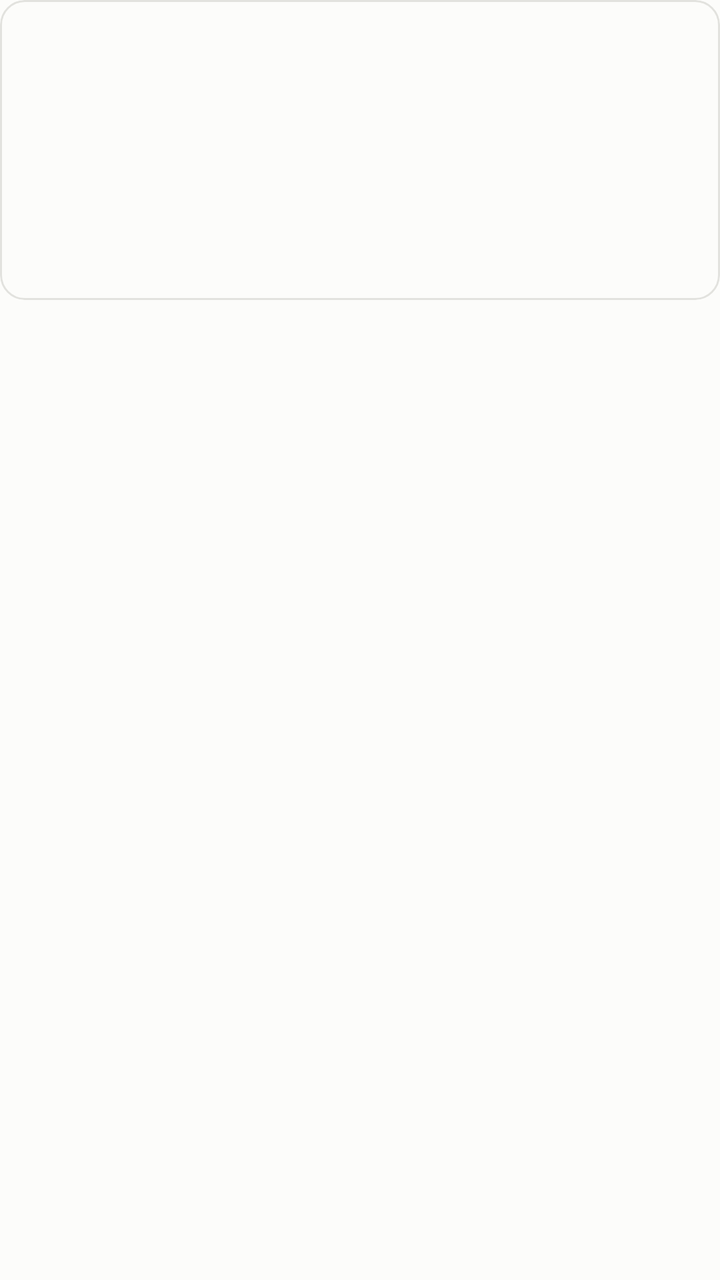
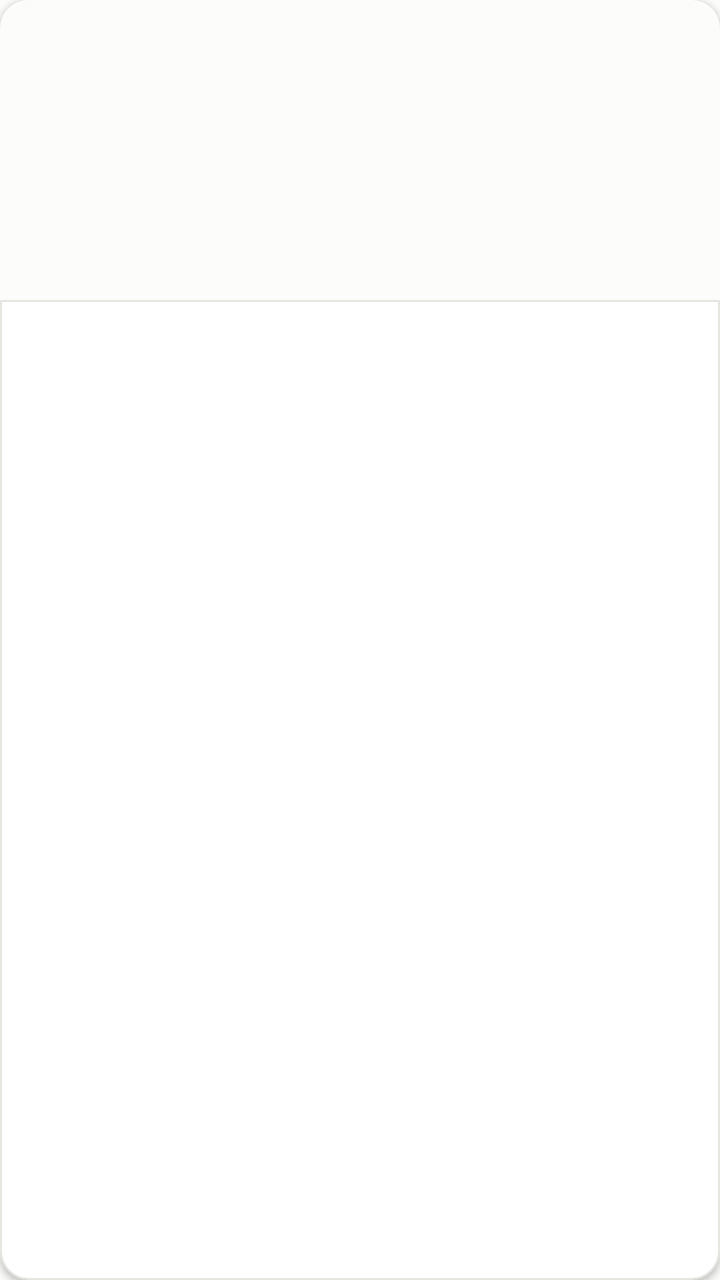

The first picture is an Android layout as it rendered before a commit; the second is the same layout after the commit. The layout source and the unified diff follow.
<!-- AndroidManifest.xml: application theme Theme.AvoNotes -->
<!-- res/layout/item_note.xml -->
<?xml version="1.0" encoding="utf-8"?>
<LinearLayout xmlns:android="http://schemas.android.com/apk/res/android"
    android:layout_width="match_parent"
    android:layout_height="wrap_content"
    android:orientation="vertical">

    <ImageView
        android:id="@+id/thumb"
        android:layout_width="match_parent"
        android:layout_height="150dp"
        android:background="@drawable/thumb_bg"
        android:clipToOutline="true"
        android:foreground="?android:attr/selectableItemBackground"
        android:importantForAccessibility="no"
        android:padding="1dp"
        android:scaleType="centerCrop" />

    <TextView
        android:id="@+id/title"
        android:layout_width="match_parent"
        android:layout_height="wrap_content"
        android:layout_marginTop="8dp"
        android:ellipsize="end"
        android:maxLines="1"
        android:paddingStart="2dp"
        android:paddingEnd="2dp"
        android:textColor="@color/icon"
        android:textSize="15sp" />

    <TextView
        android:id="@+id/subtitle"
        android:layout_width="match_parent"
        android:layout_height="wrap_content"
        android:paddingStart="2dp"
        android:paddingEnd="2dp"
        android:textColor="@color/text_secondary"
        android:textSize="12sp" />
</LinearLayout>
<!-- resources referenced by this layout -->
<resources>
  <color name="icon">#2B2B2B</color>
  <color name="text_secondary">#6B6B66</color>
  <!-- drawable thumb_bg (drawable) -->
  <?xml version="1.0" encoding="utf-8"?>
  <shape xmlns:android="http://schemas.android.com/apk/res/android" android:shape="rectangle">
      <solid android:color="@color/paper" />
      <stroke android:width="1dp" android:color="@color/toolbar_divider" />
      <corners android:radius="12dp" />
  </shape>
  <style name="Theme.AvoNotes" parent="android:Theme.Material.Light.NoActionBar">
          <item name="android:colorAccent">@color/accent</item>
          <item name="android:colorPrimary">@color/accent</item>
          <item name="android:windowBackground">@color/paper</item>
          <item name="android:statusBarColor">@android:color/transparent</item>
          <item name="android:navigationBarColor">@android:color/transparent</item>
          <item name="android:windowLightStatusBar">true</item>
          <item name="android:windowLightNavigationBar">true</item>
      </style>
  <color name="paper">#FCFCFA</color>
  <color name="toolbar_divider">#E2E2DE</color>
  <color name="accent">#2E7D32</color>
</resources>

<!-- the commit's change to res/layout/item_note.xml (unified diff, before → after) -->
@@ -2,37 +2,52 @@
 <LinearLayout xmlns:android="http://schemas.android.com/apk/res/android"
     android:layout_width="match_parent"
     android:layout_height="wrap_content"
+    android:background="@drawable/card_bg"
+    android:clipToOutline="true"
+    android:elevation="2dp"
+    android:foreground="?android:attr/selectableItemBackground"
     android:orientation="vertical">
 
     <ImageView
         android:id="@+id/thumb"
         android:layout_width="match_parent"
         android:layout_height="150dp"
-        android:background="@drawable/thumb_bg"
-        android:clipToOutline="true"
-        android:foreground="?android:attr/selectableItemBackground"
+        android:background="@color/paper_preview"
         android:importantForAccessibility="no"
-        android:padding="1dp"
         android:scaleType="centerCrop" />
 
-    <TextView
-        android:id="@+id/title"
+    <View
+        android:layout_width="match_parent"
+        android:layout_height="1dp"
+        android:background="@color/card_border" />
+
+    <LinearLayout
         android:layout_width="match_parent"
         android:layout_height="wrap_content"
-        android:layout_marginTop="8dp"
-        android:ellipsize="end"
-        android:maxLines="1"
-        android:paddingStart="2dp"
-        android:paddingEnd="2dp"
-        android:textColor="@color/icon"
-        android:textSize="15sp" />
+        android:orientation="vertical"
+        android:paddingStart="12dp"
+        android:paddingTop="10dp"
+        android:paddingEnd="12dp"
+        android:paddingBottom="12dp">
 
-    <TextView
-        android:id="@+id/subtitle"
-        android:layout_width="match_parent"
-        android:layout_height="wrap_content"
-        android:paddingStart="2dp"
-        android:paddingEnd="2dp"
-        android:textColor="@color/text_secondary"
-        android:textSize="12sp" />
+        <TextView
+            android:id="@+id/title"
+            android:layout_width="match_parent"
+            android:layout_height="wrap_content"
+            android:ellipsize="end"
+            android:fontFamily="sans-serif-medium"
+            android:maxLines="1"
+            android:textColor="@color/icon"
+            android:textSize="15sp" />
+
+        <TextView
+            android:id="@+id/subtitle"
+            android:layout_width="match_parent"
+            android:layout_height="wrap_content"
+            android:layout_marginTop="2dp"
+            android:ellipsize="end"
+            android:maxLines="1"
+            android:textColor="@color/text_secondary"
+            android:textSize="12sp" />
+    </LinearLayout>
 </LinearLayout>
<!-- resource entries referenced after the edit -->
@@ -1,13 +1,15 @@
 <!-- resources referenced by this layout -->
 <resources>
+  <color name="card_border">#E6E6E1</color>
   <color name="icon">#2B2B2B</color>
+  <color name="paper_preview">#FCFCFA</color>
   <color name="text_secondary">#6B6B66</color>
-  <!-- drawable thumb_bg (drawable) -->
+  <!-- drawable card_bg (drawable) -->
   <?xml version="1.0" encoding="utf-8"?>
   <shape xmlns:android="http://schemas.android.com/apk/res/android" android:shape="rectangle">
-      <solid android:color="@color/paper" />
-      <stroke android:width="1dp" android:color="@color/toolbar_divider" />
-      <corners android:radius="12dp" />
+      <solid android:color="@color/card_bg" />
+      <stroke android:width="1dp" android:color="@color/card_border" />
+      <corners android:radius="14dp" />
   </shape>
   <style name="Theme.AvoNotes" parent="android:Theme.Material.Light.NoActionBar">
           <item name="android:colorAccent">@color/accent</item>
@@ -18,8 +20,8 @@
           <item name="android:windowLightStatusBar">true</item>
           <item name="android:windowLightNavigationBar">true</item>
       </style>
+  <color name="card_bg">#FFFFFF</color>
   <color name="paper">#FCFCFA</color>
-  <color name="toolbar_divider">#E2E2DE</color>
   <color name="accent">#2E7D32</color>
 </resources>
 
